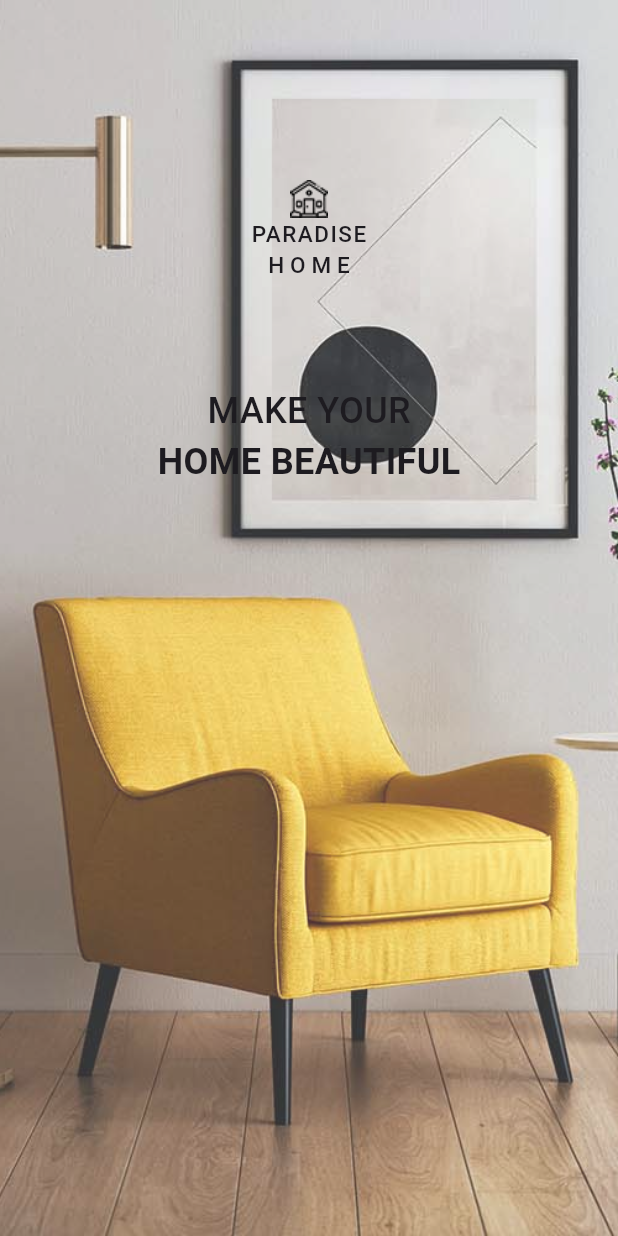
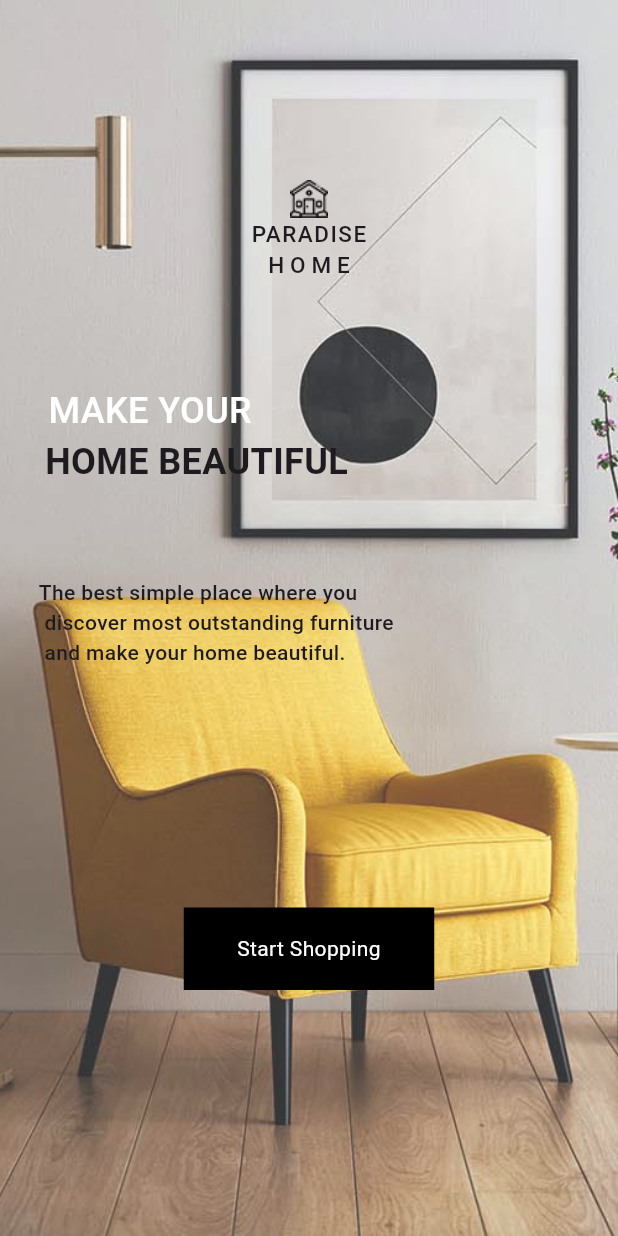
Before and after one commit to Tosin8/ktea, a Flutter app: the screen it shows after launch, on a phone screen of 412 x 824 dp. Run offline on Flutter 3.47's test engine with Material 2 defaults, Android fonts, the phone set to English and light mode, and no system bars.

Commit message:
Splash UI code complete

```diff
--- a/lib/splash_screen/splash_body.dart
+++ b/lib/splash_screen/splash_body.dart
@@ -12,54 +12,34 @@ class Splash_Body extends StatelessWidget {
     return Stack(
       children: [
         bkgImage,
-        Container(
-          child: Padding(
-            padding: const EdgeInsets.symmetric(vertical: 120),
-            child: Column(
-              children: [
-                Center(
-                  child: Column(
-                    children: [
-                      Image.asset(
-                        'assets/icons/app_icon_black_25.png',
+        Padding(
+          padding: const EdgeInsets.symmetric(vertical: 120),
+          child: Column(
+            children: [
+              const App_Icon(),
+              const SizedBox(height: 70),
+              const Header_Text(),
+              const SizedBox(height: 60),
+              const Sub_Text(),
+              const SizedBox(height: 160),
+              GestureDetector(
+                onTap: () {},
+                child: Container(
+                    width: 167,
+                    height: 55,
+                    decoration: const BoxDecoration(color: Colors.black),
+                    child: const Center(
+                      child: Text(
+                        'Start Shopping',
+                        textAlign: TextAlign.center,
+                        style: TextStyle(
+                            color: Colors.white, fontWeight: FontWeight.w400),
                       ),
-                      Text(
-                        'PARADISE',
-                        style: TextStyle(
-                          fontSize: 15,
-                          fontWeight: FontWeight.w500,
-                          letterSpacing: 1.0,
-                        ),
-                      ),
-                      Text(
-                        'HOME',
-                        style: TextStyle(
-                            fontSize: 15,
-                            fontWeight: FontWeight.w500,
-                            letterSpacing: 3.90),
-                      ),
-                    ],
-                  ),
-                ),
-                SizedBox(height: 70),
-                Column(
-                  children: [
-                    Text(
-                      'MAKE YOUR',
-                      style:
-                          TextStyle(fontSize: 24, fontWeight: FontWeight.w500),
-                    ),
-                    Text(
-                      'HOME BEAUTIFUL',
-                      style:
-                          TextStyle(fontSize: 24, fontWeight: FontWeight.w600),
-                    ),
-                  ],
-                ),
-              ],
-            ),
+                    )),
+              )
+            ],
           ),
-        )
+        ),
       ],
     );
   }
--- a/lib/splash_screen/splash_widgets.dart
+++ b/lib/splash_screen/splash_widgets.dart
@@ -11,3 +11,83 @@ var bkgImage = Container(
         fit: BoxFit.cover),
   ),
 );
+
+class App_Icon extends StatelessWidget {
+  const App_Icon({
+    super.key,
+  });
+
+  @override
+  Widget build(BuildContext context) {
+    return Center(
+      child: Column(
+        children: [
+          Image.asset(
+            'assets/icons/app_icon_black_25.png',
+          ),
+          const Text(
+            'PARADISE',
+            style: TextStyle(
+              fontSize: 15,
+              fontWeight: FontWeight.w500,
+              letterSpacing: 1.0,
+            ),
+          ),
+          const Text(
+            'HOME',
+            style: TextStyle(
+                fontSize: 15, fontWeight: FontWeight.w500, letterSpacing: 3.90),
+          ),
+        ],
+      ),
+    );
+  }
+}
+
+class Header_Text extends StatelessWidget {
+  const Header_Text({
+    super.key,
+  });
+
+  @override
+  Widget build(BuildContext context) {
+    return const Padding(
+      padding: EdgeInsets.only(left: 0, right: 150),
+      child: Column(
+        children: [
+          Padding(
+            padding: EdgeInsets.only(right: 62),
+            child: Text(
+              'MAKE YOUR',
+              style: TextStyle(
+                  fontSize: 24,
+                  fontWeight: FontWeight.w500,
+                  color: Colors.white),
+            ),
+          ),
+          Text(
+            'HOME BEAUTIFUL',
+            style: TextStyle(fontSize: 24, fontWeight: FontWeight.w600),
+          ),
+        ],
+      ),
+    );
+  }
+}
+
+class Sub_Text extends StatelessWidget {
+  const Sub_Text({
+    super.key,
+  });
+
+  @override
+  Widget build(BuildContext context) {
+    return const Padding(
+      padding: EdgeInsets.only(left: 0, right: 120),
+      child: Text(
+        'The best simple place where you \n discover most outstanding furniture \n and make your home beautiful.',
+        style: TextStyle(fontWeight: FontWeight.w500),
+      ),
+    );
+  }
+}
```
